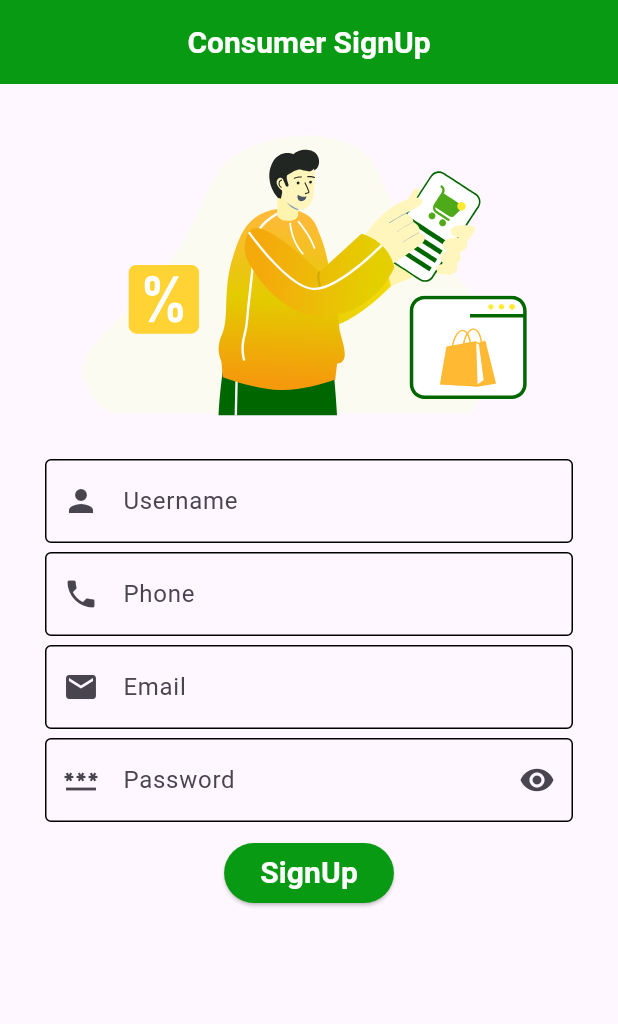
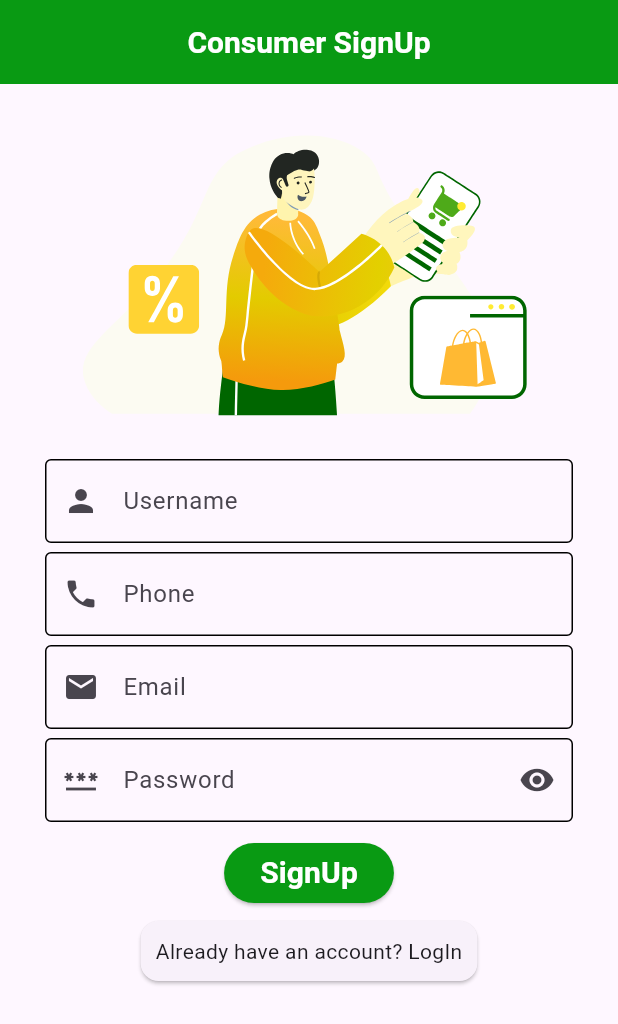
Before and after one commit to KOPPUNOORBHANU/Field2Fork, a Flutter app: the ConsumerSignUpScreen screen opened directly, on a phone screen of 412 x 824 dp. Shown: the top 1024 px of the screen. Run offline on Flutter 3.47's test engine with Material 2 defaults, Android fonts, the light colour scheme and no system bars; our stand-ins replace cloud_firestore, firebase_auth, firebase_core, flutter_svg, get, lottie and 1 more; accounts and stored records are empty.

Commit message:
minor_existing_account_option_changes

```diff
--- a/lib/views/consumer/consumerSignUpScreen.dart
+++ b/lib/views/consumer/consumerSignUpScreen.dart
@@ -29,7 +29,6 @@ class _ConsumerSignUpScreenState extends State<ConsumerSignUpScreen> {
   @override
   Widget build(BuildContext context) {
     return Scaffold(
-
       appBar: AppBar(
         automaticallyImplyLeading: false,
         shadowColor: Colors.lightGreen,
@@ -130,17 +129,16 @@ class _ConsumerSignUpScreenState extends State<ConsumerSignUpScreen> {
                   Get.to(() => const ConsumerLoginScreen());
                 },
                 child: Container(
-                    // child: const Card(
-                    //     child: Padding(
-                    //         padding: EdgeInsets.all(10.0),
-                    //         child: Text("Already have an account? LogIn"))),
-                    ),
+                  child: const Card(
+                      child: Padding(
+                          padding: EdgeInsets.all(10.0),
+                          child: Text("Already have an account? LogIn"))),
+                ),
               ),
             ],
           ),
         ),
       ),
-
     );
   }
 }
--- a/lib/views/farmer/farmerSignUpScreen.dart
+++ b/lib/views/farmer/farmerSignUpScreen.dart
@@ -141,7 +141,7 @@ class _FarmerSignUpScreenState extends State<FarmerSignUpScreen> {
                   child: Card(
                     child: Padding(
                         padding: EdgeInsets.all(8.0),
-                        child: Text("Already Have an Acoount? LogIn")),
+                        child: Text("Already Have an Account? LogIn")),
                   ),
                 ),
               ),
```
